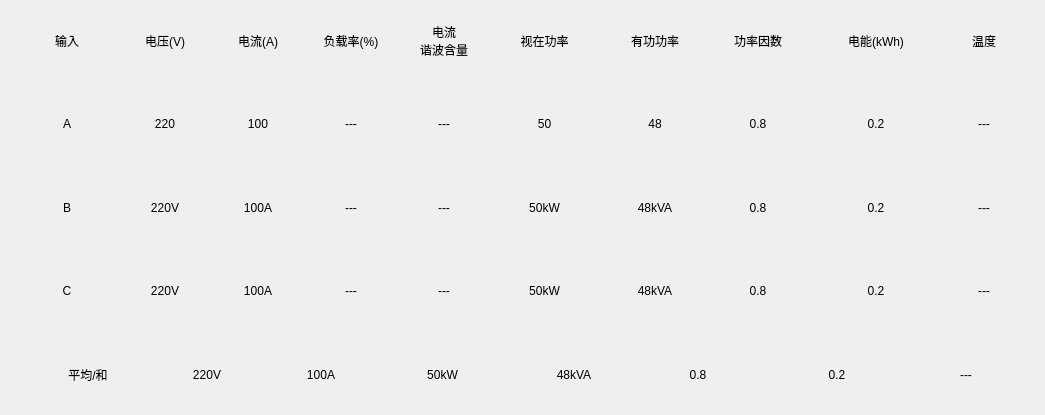
This is BusBar-Qt/branch/box/boxtotalwid.ui in luozhiyong131/BusBar as Qt 5 draws it before an edit. The edited form follows.
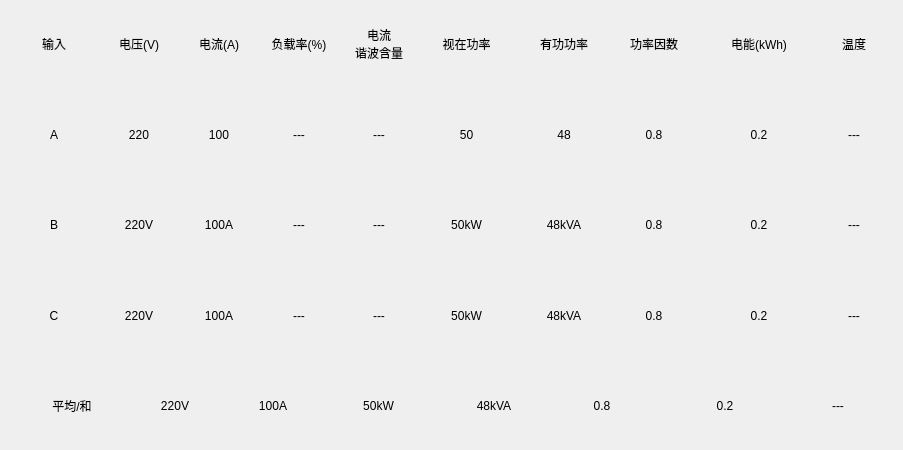
This is the edited form.

Commit message: UI 完善

Diff of the .ui file:
```diff
--- a/BusBar-Qt/branch/box/boxtotalwid.ui
+++ b/BusBar-Qt/branch/box/boxtotalwid.ui
@@ -6,8 +6,8 @@
    <rect>
     <x>0</x>
     <y>0</y>
-    <width>1045</width>
-    <height>415</height>
+    <width>903</width>
+    <height>450</height>
    </rect>
   </property>
   <property name="minimumSize">
```
The commit also changes 3 other files.
